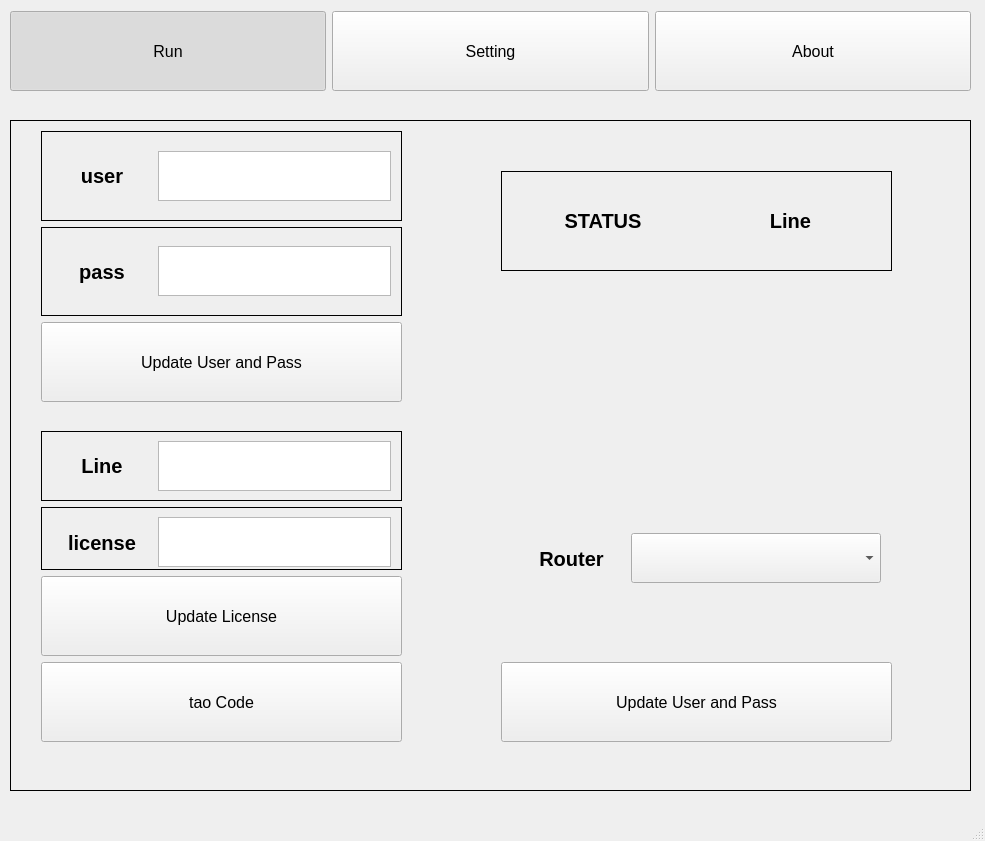
Qt form Python/ui.ui (annhan/olaxVis) before a commit.
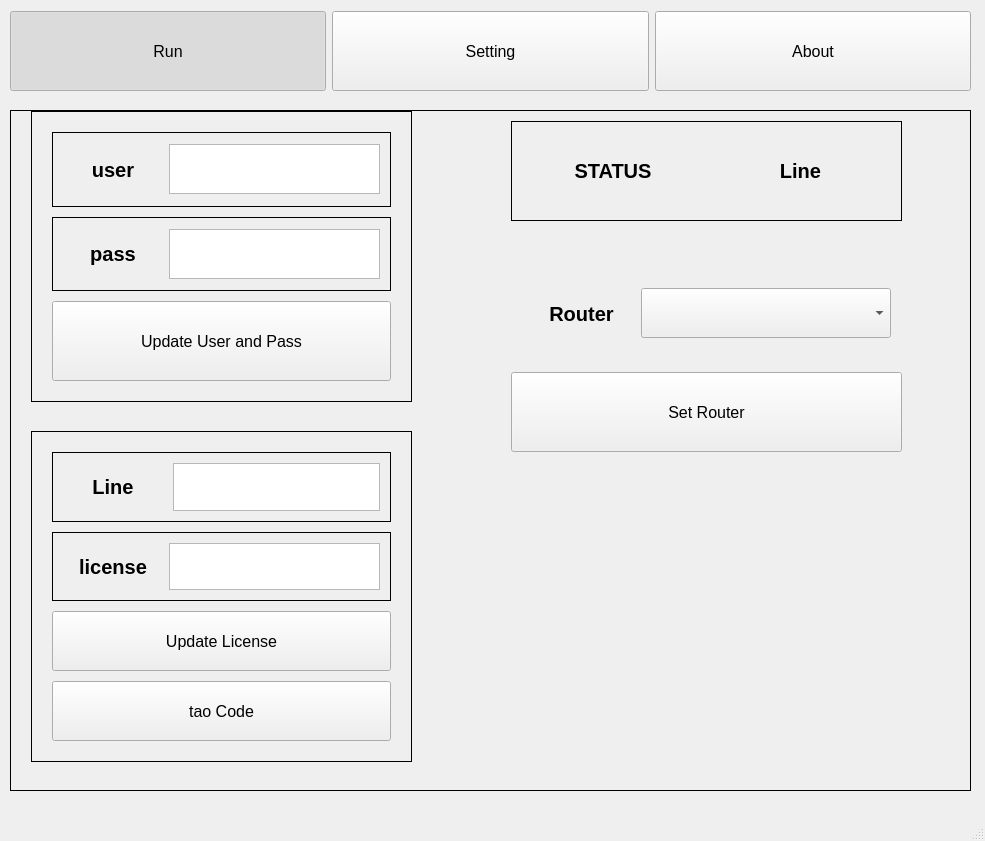
The same form after that commit. The open tabs and pages were chosen to show the change.

Patch:
```diff
--- a/Python/ui.ui
+++ b/Python/ui.ui
@@ -18,9 +18,9 @@
     <property name="geometry">
      <rect>
       <x>10</x>
-      <y>120</y>
+      <y>110</y>
       <width>961</width>
-      <height>671</height>
+      <height>681</height>
      </rect>
     </property>
     <property name="frameShape">
@@ -245,18 +245,24 @@
         <height>291</height>
        </rect>
       </property>
+      <property name="frameShape">
+       <enum>QFrame::Box</enum>
+      </property>
       <layout class="QVBoxLayout" name="verticalLayout_3">
+       <property name="spacing">
+        <number>10</number>
+       </property>
        <property name="leftMargin">
-        <number>10</number>
+        <number>20</number>
        </property>
        <property name="topMargin">
-        <number>10</number>
+        <number>20</number>
        </property>
        <property name="rightMargin">
-        <number>10</number>
+        <number>20</number>
        </property>
        <property name="bottomMargin">
-        <number>10</number>
+        <number>20</number>
        </property>
        <item>
         <widget class="QFrame" name="horizontalFrame_2">
@@ -393,10 +399,10 @@
      <widget class="QWidget" name="verticalLayoutWidget_3">
       <property name="geometry">
        <rect>
-        <x>480</x>
-        <y>330</y>
+        <x>490</x>
+        <y>140</y>
         <width>411</width>
-        <height>301</height>
+        <height>211</height>
        </rect>
       </property>
       <layout class="QVBoxLayout" name="verticalLayout_4">
@@ -475,6 +481,13 @@
                 <height>50</height>
                </size>
               </property>
+              <property name="font">
+               <font>
+                <pointsize>14</pointsize>
+                <weight>75</weight>
+                <bold>true</bold>
+               </font>
+              </property>
              </widget>
             </item>
            </layout>
@@ -496,7 +509,7 @@
           </font>
          </property>
          <property name="text">
-          <string>Update User and Pass</string>
+          <string>Set Router</string>
          </property>
         </widget>
        </item>
@@ -506,23 +519,29 @@
       <property name="geometry">
        <rect>
         <x>20</x>
-        <y>300</y>
+        <y>320</y>
         <width>381</width>
         <height>331</height>
        </rect>
       </property>
+      <property name="frameShape">
+       <enum>QFrame::Box</enum>
+      </property>
       <layout class="QVBoxLayout" name="verticalLayout_5">
+       <property name="spacing">
+        <number>10</number>
+       </property>
        <property name="leftMargin">
-        <number>10</number>
+        <number>20</number>
        </property>
        <property name="topMargin">
-        <number>10</number>
+        <number>20</number>
        </property>
        <property name="rightMargin">
-        <number>10</number>
+        <number>20</number>
        </property>
        <property name="bottomMargin">
-        <number>10</number>
+        <number>20</number>
        </property>
        <item>
         <widget class="QFrame" name="frame_2">
@@ -530,12 +549,21 @@
           <enum>QFrame::Box</enum>
          </property>
          <layout class="QHBoxLayout" name="horizontalLayout_24">
+          <property name="spacing">
+           <number>10</number>
+          </property>
           <property name="leftMargin">
            <number>10</number>
           </property>
+          <property name="topMargin">
+           <number>10</number>
+          </property>
           <property name="rightMargin">
            <number>10</number>
           </property>
+          <property name="bottomMargin">
+           <number>10</number>
+          </property>
           <item>
            <widget class="QLabel" name="lbl_ip_7">
             <property name="minimumSize">
@@ -586,11 +614,14 @@
           <property name="leftMargin">
            <number>10</number>
           </property>
+          <property name="topMargin">
+           <number>10</number>
+          </property>
           <property name="rightMargin">
            <number>10</number>
           </property>
           <property name="bottomMargin">
-           <number>1</number>
+           <number>10</number>
           </property>
           <item>
            <widget class="QLabel" name="lbl_ip_8">
@@ -638,7 +669,7 @@
          <property name="minimumSize">
           <size>
            <width>0</width>
-           <height>80</height>
+           <height>60</height>
           </size>
          </property>
          <property name="font">
@@ -656,7 +687,7 @@
          <property name="minimumSize">
           <size>
            <width>0</width>
-           <height>80</height>
+           <height>60</height>
           </size>
          </property>
          <property name="font">
@@ -674,8 +705,8 @@
      <widget class="QFrame" name="frame_5">
       <property name="geometry">
        <rect>
-        <x>490</x>
-        <y>50</y>
+        <x>500</x>
+        <y>10</y>
         <width>391</width>
         <height>100</height>
        </rect>
```
Left out of the diff: 32 changed lines with no effect on the pictures.
